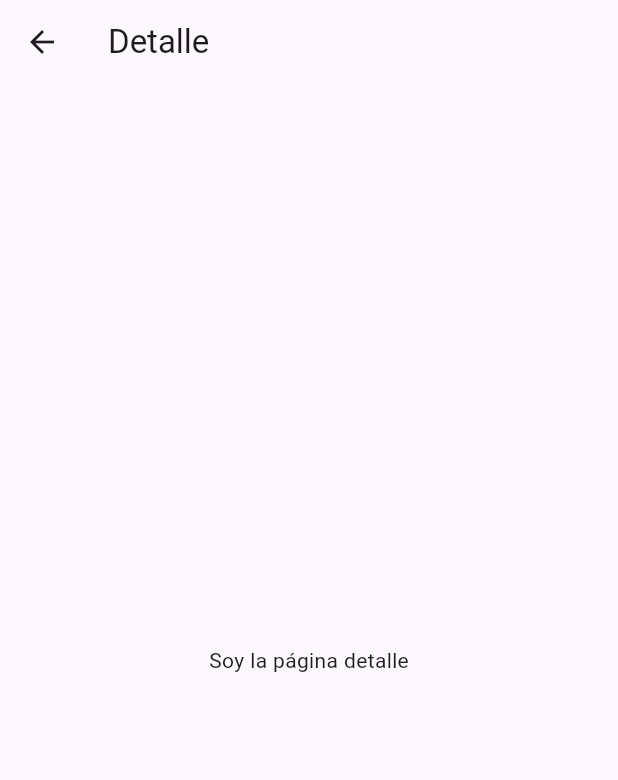
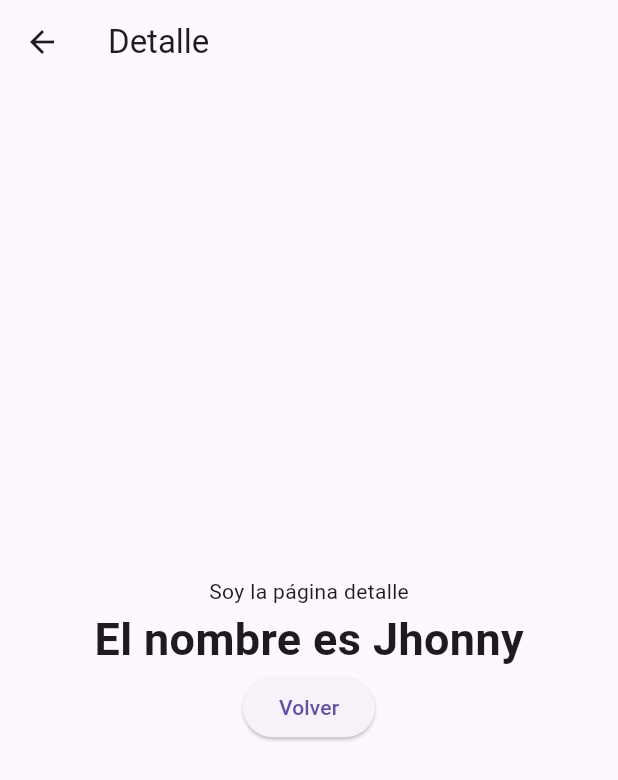
Before and after one commit to fr4nsgallegos/recetasappg14, a Flutter app: the NavigatorPage screen opened directly, after a tap on "Ir a DETALLE", on a phone screen of 412 x 824 dp. Shown: the top 780 px of the screen. Run offline on Flutter 3.47's test engine with Material 3 defaults, Android fonts, the phone set to English and light mode, and no system bars; our stand-ins replace another_flushbar; network calls fail.

Commit message:
navegando a detalle de receta

```diff
--- a/lib/examples/navigator_page.dart
+++ b/lib/examples/navigator_page.dart
@@ -15,7 +15,9 @@ class NavigatorPage extends StatelessWidget {
               onPressed: () {
                 Navigator.push(
                   context,
-                  MaterialPageRoute(builder: (context) => DetallePage()),
+                  MaterialPageRoute(
+                    builder: (context) => DetallePage(nombre: "Jhonny"),
+                  ),
                 );
               },
               child: Text("Ir a DETALLE"),
@@ -28,13 +30,31 @@ class NavigatorPage extends StatelessWidget {
 }
 
 class DetallePage extends StatelessWidget {
-  const DetallePage({super.key});
+  String nombre;
+  DetallePage({required this.nombre});
 
   @override
   Widget build(BuildContext context) {
     return Scaffold(
       appBar: AppBar(title: Text("Detalle")),
-      body: Center(child: Text("Soy la página detalle")),
+      body: Center(
+        child: Column(
+          mainAxisSize: MainAxisSize.min,
+          children: [
+            Text("Soy la página detalle"),
+            Text(
+              "El nombre es $nombre",
+              style: TextStyle(fontSize: 30, fontWeight: FontWeight.bold),
+            ),
+            ElevatedButton(
+              onPressed: () {
+                Navigator.pop(context);
+              },
+              child: Text("Volver"),
+            ),
+          ],
+        ),
+      ),
     );
   }
 }
--- a/lib/main.dart
+++ b/lib/main.dart
@@ -8,5 +8,5 @@ import 'package:recetasappg14/examples/textformfield_page.dart';
 import 'package:recetasappg14/pages/home_page.dart';
 
 void main() {
-  runApp(MaterialApp(home: NavigatorPage(), debugShowCheckedModeBanner: false));
+  runApp(MaterialApp(home: HomePage(), debugShowCheckedModeBanner: false));
 }
```
Also changed, not shown: lib/pages/receta_page.dart (added, +43 -0 lines), lib/widgets/receta_card_widget.dart (+12 -1 lines).
